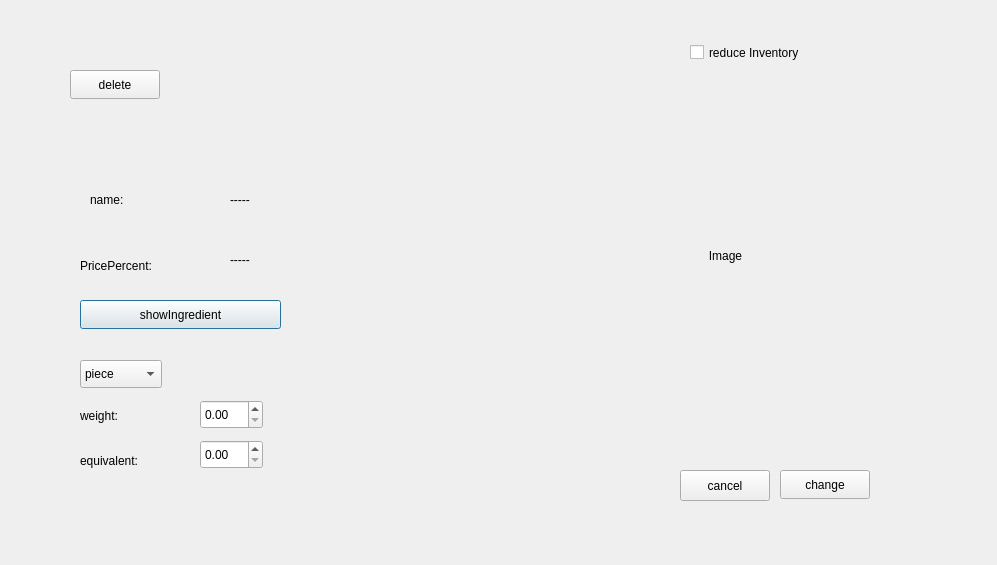
First picture: the form in CakeManager/src/ui/DailyCard/dailycakecardsetting.ui, repository mohammad23-c/CakeManager, before the edit.
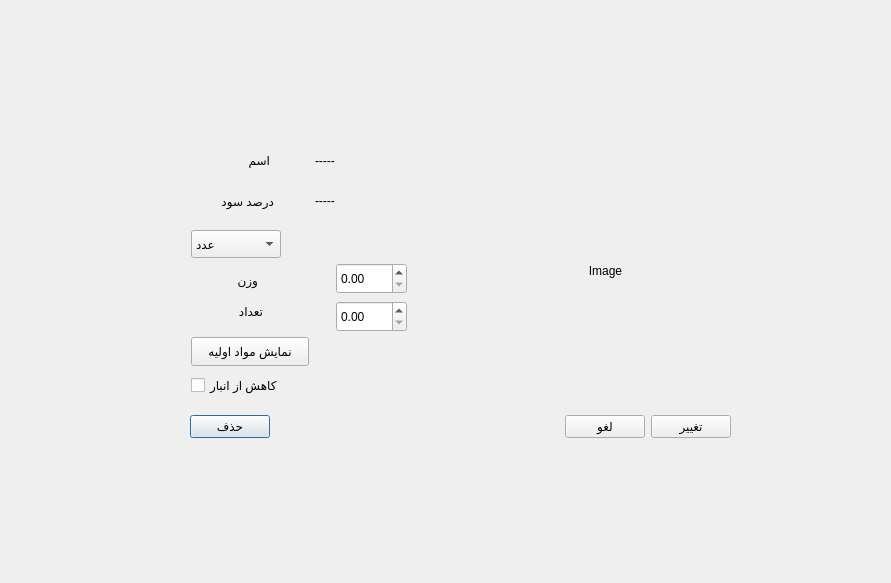
Second picture: the form after the edit.

```diff
--- a/CakeManager/src/ui/DailyCard/dailycakecardsetting.ui
+++ b/CakeManager/src/ui/DailyCard/dailycakecardsetting.ui
@@ -6,8 +6,8 @@
    <rect>
     <x>0</x>
     <y>0</y>
-    <width>997</width>
-    <height>565</height>
+    <width>891</width>
+    <height>583</height>
    </rect>
   </property>
   <property name="windowTitle">
@@ -16,36 +16,36 @@
   <widget class="QLabel" name="label_2">
    <property name="geometry">
     <rect>
-     <x>90</x>
-     <y>190</y>
-     <width>63</width>
+     <x>230</x>
+     <y>150</y>
+     <width>40</width>
      <height>20</height>
     </rect>
    </property>
    <property name="text">
-    <string>name:</string>
+    <string>اسم</string>
    </property>
   </widget>
   <widget class="QLabel" name="label">
    <property name="geometry">
     <rect>
-     <x>80</x>
-     <y>250</y>
-     <width>121</width>
-     <height>31</height>
+     <x>191</x>
+     <y>191</y>
+     <width>83</width>
+     <height>20</height>
     </rect>
    </property>
    <property name="text">
-    <string>PricePercent:</string>
+    <string>درصد سود</string>
    </property>
   </widget>
   <widget class="QLabel" name="Image">
    <property name="geometry">
     <rect>
-     <x>520</x>
-     <y>110</y>
-     <width>411</width>
-     <height>291</height>
+     <x>450</x>
+     <y>150</y>
+     <width>311</width>
+     <height>241</height>
     </rect>
    </property>
    <property name="text">
@@ -58,28 +58,28 @@
   <widget class="QLabel" name="label_5">
    <property name="geometry">
     <rect>
-     <x>80</x>
-     <y>400</y>
-     <width>111</width>
-     <height>31</height>
+     <x>210</x>
+     <y>270</y>
+     <width>48</width>
+     <height>20</height>
     </rect>
    </property>
    <property name="text">
-    <string>weight:</string>
+    <string>وزن</string>
    </property>
   </widget>
   <widget class="QComboBox" name="comboBoxUnit">
    <property name="geometry">
     <rect>
-     <x>80</x>
-     <y>360</y>
-     <width>82</width>
+     <x>191</x>
+     <y>230</y>
+     <width>90</width>
      <height>28</height>
     </rect>
    </property>
    <item>
     <property name="text">
-     <string>piece</string>
+     <string>عدد</string>
     </property>
    </item>
    <item>
@@ -91,42 +91,42 @@
   <widget class="QLabel" name="label_6">
    <property name="geometry">
     <rect>
-     <x>80</x>
-     <y>440</y>
-     <width>91</width>
-     <height>41</height>
+     <x>191</x>
+     <y>301</y>
+     <width>72</width>
+     <height>20</height>
     </rect>
    </property>
    <property name="text">
-    <string>equivalent:</string>
+    <string>تعداد</string>
    </property>
   </widget>
   <widget class="QDoubleSpinBox" name="doubleSpinBoxWeight">
    <property name="geometry">
     <rect>
-     <x>200</x>
-     <y>400</y>
-     <width>63</width>
-     <height>29</height>
+     <x>336</x>
+     <y>263</y>
+     <width>71</width>
+     <height>31</height>
     </rect>
    </property>
   </widget>
   <widget class="QDoubleSpinBox" name="doubleSpinBoxQuantity">
    <property name="geometry">
     <rect>
-     <x>200</x>
-     <y>440</y>
-     <width>63</width>
-     <height>29</height>
+     <x>336</x>
+     <y>301</y>
+     <width>71</width>
+     <height>31</height>
     </rect>
    </property>
   </widget>
   <widget class="QLabel" name="name">
    <property name="geometry">
     <rect>
-     <x>230</x>
-     <y>190</y>
-     <width>63</width>
+     <x>315</x>
+     <y>151</y>
+     <width>101</width>
      <height>20</height>
     </rect>
    </property>
@@ -137,9 +137,9 @@
   <widget class="QLabel" name="PricePercent">
    <property name="geometry">
     <rect>
-     <x>230</x>
-     <y>250</y>
-     <width>63</width>
+     <x>315</x>
+     <y>191</y>
+     <width>91</width>
      <height>20</height>
     </rect>
    </property>
@@ -147,69 +147,80 @@
     <string>-----</string>
    </property>
   </widget>
-  <widget class="QPushButton" name="showIngerBtn">
+  <widget class="QWidget" name="layoutWidget">
    <property name="geometry">
     <rect>
-     <x>80</x>
-     <y>300</y>
-     <width>201</width>
-     <height>29</height>
+     <x>190</x>
+     <y>410</y>
+     <width>541</width>
+     <height>33</height>
     </rect>
    </property>
-   <property name="text">
-    <string>showIngredient</string>
-   </property>
-  </widget>
-  <widget class="QPushButton" name="pushButton">
-   <property name="geometry">
-    <rect>
-     <x>780</x>
-     <y>470</y>
-     <width>90</width>
-     <height>29</height>
-    </rect>
-   </property>
-   <property name="text">
-    <string>change</string>
-   </property>
-  </widget>
-  <widget class="QPushButton" name="pushButton_2">
-   <property name="geometry">
-    <rect>
-     <x>680</x>
-     <y>470</y>
-     <width>90</width>
-     <height>31</height>
-    </rect>
-   </property>
-   <property name="text">
-    <string>cancel</string>
-   </property>
-  </widget>
-  <widget class="QPushButton" name="deleteBtn">
-   <property name="geometry">
-    <rect>
-     <x>70</x>
-     <y>70</y>
-     <width>90</width>
-     <height>29</height>
-    </rect>
-   </property>
-   <property name="text">
-    <string>delete</string>
-   </property>
+   <layout class="QHBoxLayout" name="horizontalLayout_3">
+    <item>
+     <widget class="QPushButton" name="deleteBtn">
+      <property name="text">
+       <string>حذف</string>
+      </property>
+     </widget>
+    </item>
+    <item>
+     <spacer name="horizontalSpacer">
+      <property name="orientation">
+       <enum>Qt::Orientation::Horizontal</enum>
+      </property>
+      <property name="sizeHint" stdset="0">
+       <size>
+        <width>40</width>
+        <height>20</height>
+       </size>
+      </property>
+     </spacer>
+    </item>
+    <item>
+     <layout class="QHBoxLayout" name="horizontalLayout">
+      <item>
+       <widget class="QPushButton" name="pushButton_2">
+        <property name="text">
+         <string>لغو</string>
+        </property>
+       </widget>
+      </item>
+      <item>
+       <widget class="QPushButton" name="pushButton">
+        <property name="text">
+         <string>تغییر</string>
+        </property>
+       </widget>
+      </item>
+     </layout>
+    </item>
+   </layout>
   </widget>
   <widget class="QCheckBox" name="reduceInventoryCheckBox">
    <property name="geometry">
     <rect>
-     <x>690</x>
-     <y>40</y>
-     <width>201</width>
+     <x>191</x>
+     <y>373</y>
+     <width>138</width>
      <height>25</height>
     </rect>
    </property>
    <property name="text">
-    <string>reduce Inventory</string>
+    <string>کاهش از انبار</string>
+   </property>
+  </widget>
+  <widget class="QPushButton" name="showIngerBtn">
+   <property name="geometry">
+    <rect>
+     <x>191</x>
+     <y>337</y>
+     <width>118</width>
+     <height>29</height>
+    </rect>
+   </property>
+   <property name="text">
+    <string>نمایش مواد اولیه</string>
    </property>
   </widget>
  </widget>
```
Left out of the diff: 2 changed lines with no effect on the pictures.
